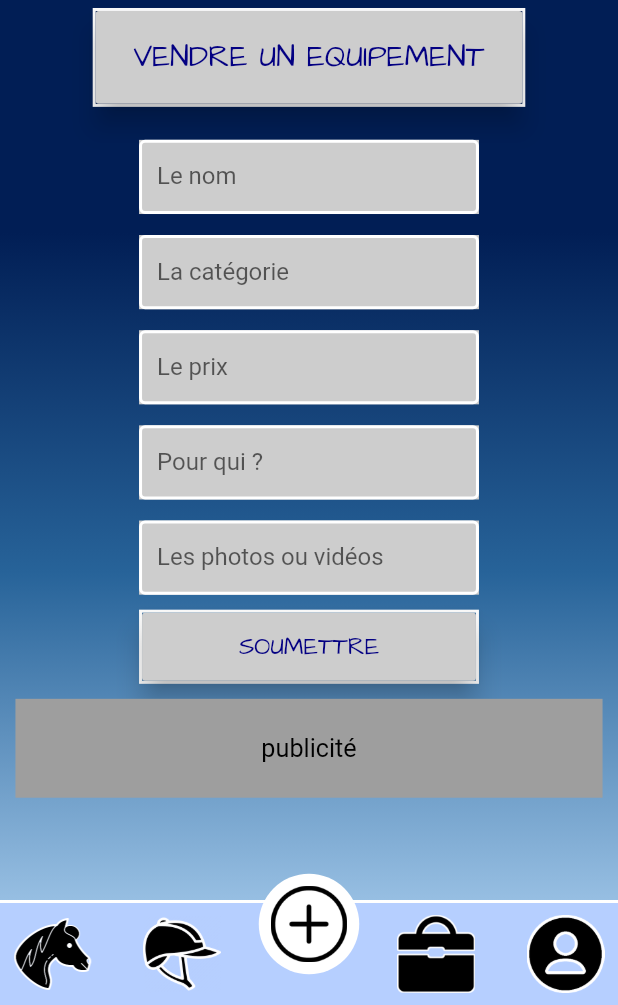
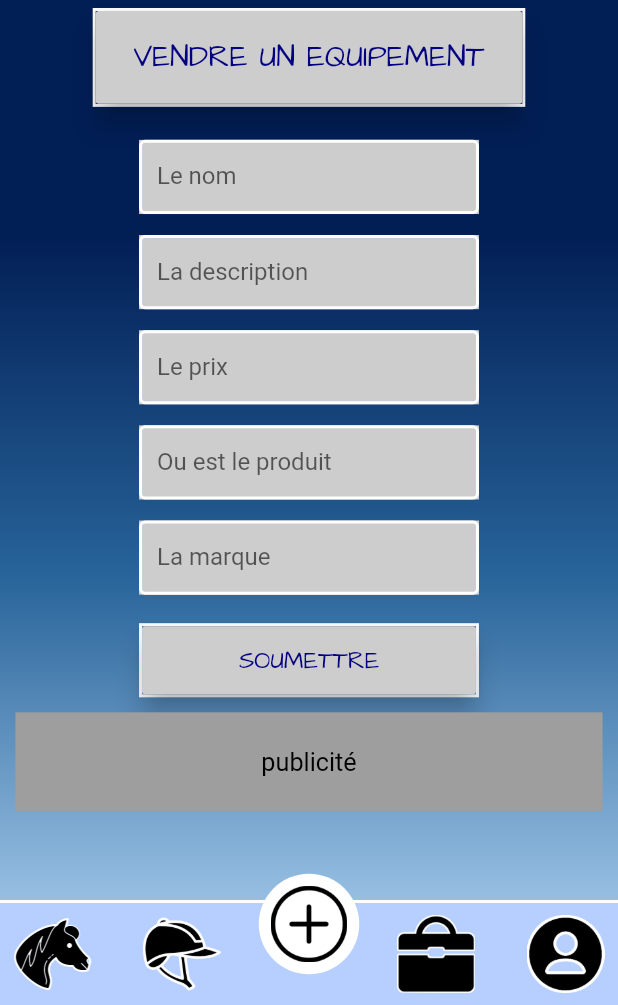
Before and after one commit to RedDTG/kavaloccaz, a Flutter app: the VendreEquipementCavalier screen opened by its route, on a phone screen of 412 x 824 dp, the part 231-1236 px from its top. Run offline on Flutter 3.47's test engine with Material 2 defaults, Android fonts, the phone set to English and light mode, and no system bars; our stand-ins replace cloud_firestore, firebase_core; accounts and stored records are empty; network calls fail.

Commit message:
[ADD] VendreEquipementCheval/Cavalier linked with firestore

```diff
--- a/lib/Equipements/vendreEquipementCavalier.dart
+++ b/lib/Equipements/vendreEquipementCavalier.dart
@@ -1,17 +1,23 @@
+import 'package:cloud_firestore/cloud_firestore.dart';
 import 'package:flutter/material.dart';
+import 'package:kavaloccaz/models/equipementCavalierModel.dart';
 import '../_bottomBar.dart';
 
 // ignore: must_be_immutable
 class VendreEquipementCavalier extends StatelessWidget {
   VendreEquipementCavalier();
 
-  String nom;
+    final db = FirebaseFirestore.instance;
 
   @override
   Widget build(BuildContext context) {
     double largeur = MediaQuery.of(context).size.width;
     double hauteur = MediaQuery.of(context).size.height;
-
+        TextEditingController _nomController = new TextEditingController();
+    TextEditingController _descriptionController = new TextEditingController();
+    TextEditingController _prixController = new TextEditingController();
+    TextEditingController _lieuController = new TextEditingController();
+    TextEditingController _marqueController = new TextEditingController();
     return new Scaffold(
           body: SingleChildScrollView(
         child: new Container(
@@ -72,6 +78,7 @@ class VendreEquipementCavalier extends StatelessWidget {
                     margin: EdgeInsets.all(7.0),
                     color: Color(0xFFCDCDCD),
                     child: new TextField(
+                      controller: _nomController,
                       decoration: new InputDecoration(
                         enabledBorder: const OutlineInputBorder(
                           borderSide:
@@ -88,12 +95,13 @@ class VendreEquipementCavalier extends StatelessWidget {
                     margin: EdgeInsets.all(7.0),
                     color: Color(0xFFCDCDCD),
                     child: new TextField(
+                      controller: _descriptionController,
                       decoration: new InputDecoration(
                         enabledBorder: const OutlineInputBorder(
                           borderSide:
                               const BorderSide(color: Colors.white, width: 2.0),
                         ),
-                        labelText: "La catégorie",
+                        labelText: "La description",
                       ),
                       keyboardType: TextInputType.text,
                     ),
@@ -104,6 +112,7 @@ class VendreEquipementCavalier extends StatelessWidget {
                     margin: EdgeInsets.all(7.0),
                     color: Color(0xFFCDCDCD),
                     child: new TextField(
+                      controller: _prixController,
                       decoration: new InputDecoration(
                         enabledBorder: const OutlineInputBorder(
                           borderSide:
@@ -120,12 +129,11 @@ class VendreEquipementCavalier extends StatelessWidget {
                     margin: EdgeInsets.all(7.0),
                     color: Color(0xFFCDCDCD),
                     child: new TextField(
+                      controller: _lieuController,
                       decoration: new InputDecoration(
                         enabledBorder: const OutlineInputBorder(
-                          borderSide:
-                              const BorderSide(color: Colors.white, width: 2.0),
-                        ),
-                        labelText: "Pour qui ?",
+                          borderSide:const BorderSide(color: Colors.white, width: 2.0)),
+                        labelText: "Ou est le produit",
                       ),
                       keyboardType: TextInputType.text,
                     ),
@@ -133,15 +141,14 @@ class VendreEquipementCavalier extends StatelessWidget {
                   new Container(
                     width: largeur * 0.55,
                     height: hauteur * 0.06,
-                    margin: EdgeInsets.only(top: 7.0),
+                    margin: EdgeInsets.all(7.0),
                     color: Color(0xFFCDCDCD),
                     child: new TextField(
+                      controller: _marqueController,
                       decoration: new InputDecoration(
                         enabledBorder: const OutlineInputBorder(
-                          borderSide:
-                              const BorderSide(color: Colors.white, width: 2.0),
-                        ),
-                        labelText: "Les photos ou vidéos",
+                          borderSide:const BorderSide(color: Colors.white, width: 2.0)),
+                        labelText: "La marque",
                       ),
                       keyboardType: TextInputType.text,
                     ),
@@ -151,9 +158,24 @@ class VendreEquipementCavalier extends StatelessWidget {
                     height: hauteur * 0.06,
                     decoration: BoxDecoration(
                         border: Border.all(color: Colors.white, width: 2.0)),
-                    margin: EdgeInsets.only(top: 10.0),
+                    margin: EdgeInsets.only(top: 12.0),
                     child: new RaisedButton(
-                      onPressed: () {},
+                      onPressed: () async {
+                        EquipementCavalier equipementCavalier = new EquipementCavalier(
+                          _nomController.text,
+                          _descriptionController.text,
+                          _prixController.text,
+                          _lieuController.text,
+                          _marqueController.text);
+                          {
+                            await db
+                            .collection('produits')
+                            .doc('equipements')
+                            .collection('cavalier')
+                            .add(equipementCavalier.toJson());
+                          }
+                          Navigator.of(context).popUntil((route) => route.isFirst);
+                      },
                       child: new Text('SOUMETTRE',
                           style: TextStyle(
                               fontFamily: 'ArchitectsDaughter',
--- /dev/null
+++ b/lib/models/equipementCavalierModel.dart
@@ -0,0 +1,18 @@
+class EquipementCavalier {
+  String nom;
+  String description;
+  String prix;
+  String lieu;
+  String marque;
+
+
+  EquipementCavalier(this.nom, this.description, this.prix, this.lieu, this.marque);
+
+  Map<String, dynamic> toJson() => {
+        'nom': nom,
+        'description': description,
+        'prix': prix,
+        'lieu': lieu,
+        'marque' : marque,
+      };
+}
```
Also changed, not shown: lib/Equipements/vendreEquipementEquide.dart (+33 -9 lines), lib/models/equipementEquideModel.dart (added, +18 -0 lines).
